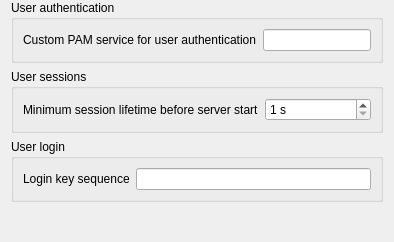
Old version of the form plugins/platform/linux/LinuxPlatformConfigurationPage.ui in the repository veyon/veyon.
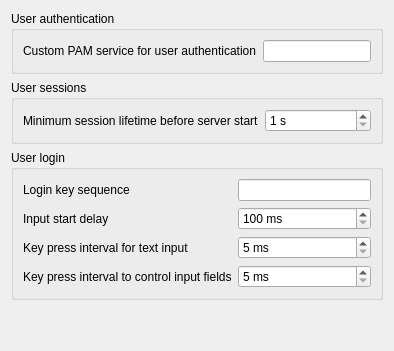
New version of the form. Icons and pictures are not drawn.

Commit message:
LinuxUserFunctions: make delays for login key presses configurable
For greater flexibility and compatibility with various display managers,
this introduces three new settings:

- Input start delay
- Key press interval for text input
- Key press interval to control input fields

Closes #1094.

```diff
--- a/plugins/platform/linux/LinuxPlatformConfigurationPage.ui
+++ b/plugins/platform/linux/LinuxPlatformConfigurationPage.ui
@@ -9,13 +9,7 @@
    <iconset resource="linux.qrc">
     <normaloff>:/linux/tux.png</normaloff>:/linux/tux.png</iconset>
   </property>
-  <layout class="QVBoxLayout" name="verticalLayout_2">
-   <property name="topMargin">
-    <number>0</number>
-   </property>
-   <property name="bottomMargin">
-    <number>0</number>
-   </property>
+  <layout class="QVBoxLayout" name="verticalLayout">
    <item>
     <widget class="QGroupBox" name="groupBox">
      <property name="title">
@@ -73,16 +67,85 @@
      <property name="title">
       <string>User login</string>
      </property>
-     <layout class="QHBoxLayout" name="horizontalLayout">
-      <item>
+     <layout class="QGridLayout" name="gridLayout_3">
+      <item row="2" column="1">
+       <widget class="QSpinBox" name="userLoginTextInputKeyPressInterval">
+        <property name="suffix">
+         <string notr="true"> ms</string>
+        </property>
+        <property name="minimum">
+         <number>5</number>
+        </property>
+        <property name="maximum">
+         <number>100</number>
+        </property>
+        <property name="singleStep">
+         <number>5</number>
+        </property>
+       </widget>
+      </item>
+      <item row="1" column="1">
+       <widget class="QSpinBox" name="userLoginInputStartDelay">
+        <property name="suffix">
+         <string notr="true"> ms</string>
+        </property>
+        <property name="minimum">
+         <number>100</number>
+        </property>
+        <property name="maximum">
+         <number>5000</number>
+        </property>
+        <property name="singleStep">
+         <number>100</number>
+        </property>
+       </widget>
+      </item>
+      <item row="0" column="1">
+       <widget class="QLineEdit" name="userLoginKeySequence"/>
+      </item>
+      <item row="1" column="0">
+       <widget class="QLabel" name="label_4">
+        <property name="text">
+         <string>Input start delay</string>
+        </property>
+       </widget>
+      </item>
+      <item row="0" column="0">
        <widget class="QLabel" name="label_2">
         <property name="text">
          <string>Login key sequence</string>
         </property>
        </widget>
       </item>
-      <item>
-       <widget class="QLineEdit" name="userLoginKeySequence"/>
+      <item row="2" column="0">
+       <widget class="QLabel" name="label_5">
+        <property name="text">
+         <string>Key press interval for text input</string>
+        </property>
+       </widget>
+      </item>
+      <item row="3" column="1">
+       <widget class="QSpinBox" name="userLoginControlKeyPressInterval">
+        <property name="suffix">
+         <string notr="true"> ms</string>
+        </property>
+        <property name="minimum">
+         <number>5</number>
+        </property>
+        <property name="maximum">
+         <number>100</number>
+        </property>
+        <property name="singleStep">
+         <number>5</number>
+        </property>
+       </widget>
+      </item>
+      <item row="3" column="0">
+       <widget class="QLabel" name="label_6">
+        <property name="text">
+         <string>Key press interval to control input fields</string>
+        </property>
+       </widget>
       </item>
      </layout>
     </widget>
```
Left out of the diff: 2 changed lines with no effect on the pictures. The commit also changes 4 other files.
